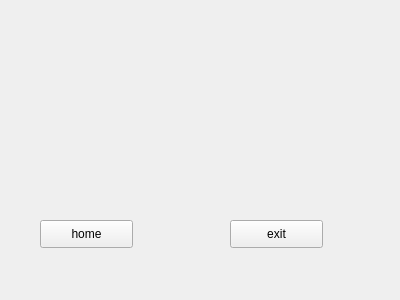
Camelia727/CppFinalProj, file gamelosebox.ui: the form before one commit.
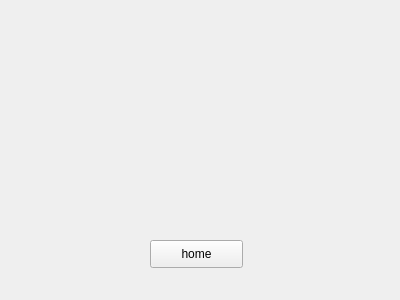
The form after the commit.

```diff
--- a/gamelosebox.ui
+++ b/gamelosebox.ui
@@ -16,8 +16,8 @@
   <widget class="QPushButton" name="home">
    <property name="geometry">
     <rect>
-     <x>40</x>
-     <y>220</y>
+     <x>150</x>
+     <y>240</y>
      <width>93</width>
      <height>28</height>
     </rect>
@@ -26,19 +26,6 @@
     <string>home</string>
    </property>
   </widget>
-  <widget class="QPushButton" name="exit">
-   <property name="geometry">
-    <rect>
-     <x>230</x>
-     <y>220</y>
-     <width>93</width>
-     <height>28</height>
-    </rect>
-   </property>
-   <property name="text">
-    <string>exit</string>
-   </property>
-  </widget>
  </widget>
  <resources/>
  <connections/>
```
